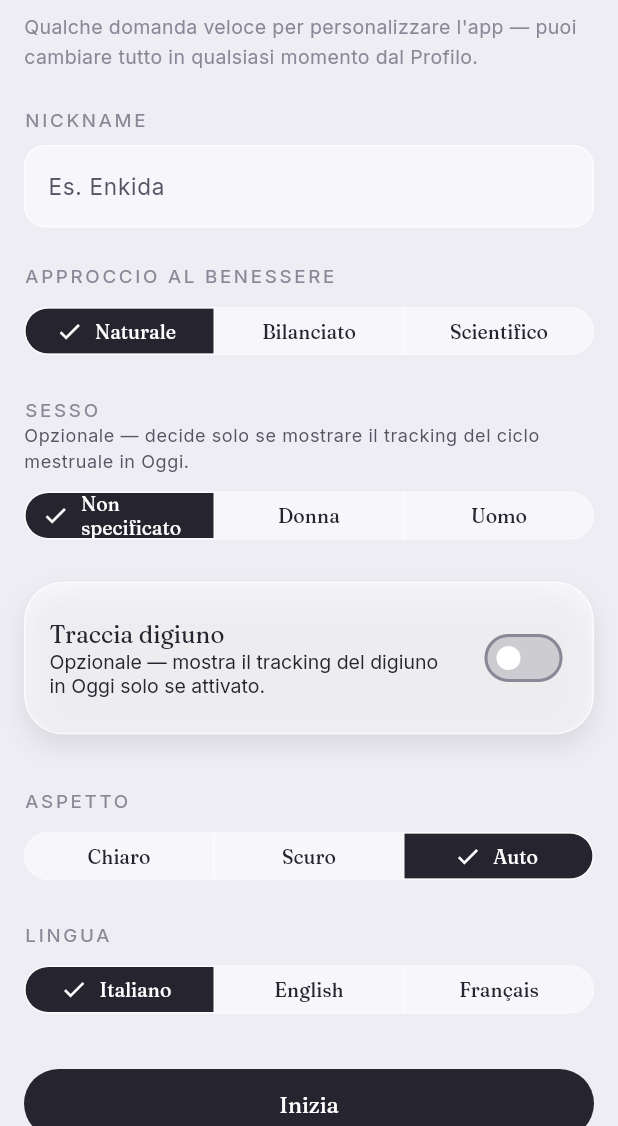
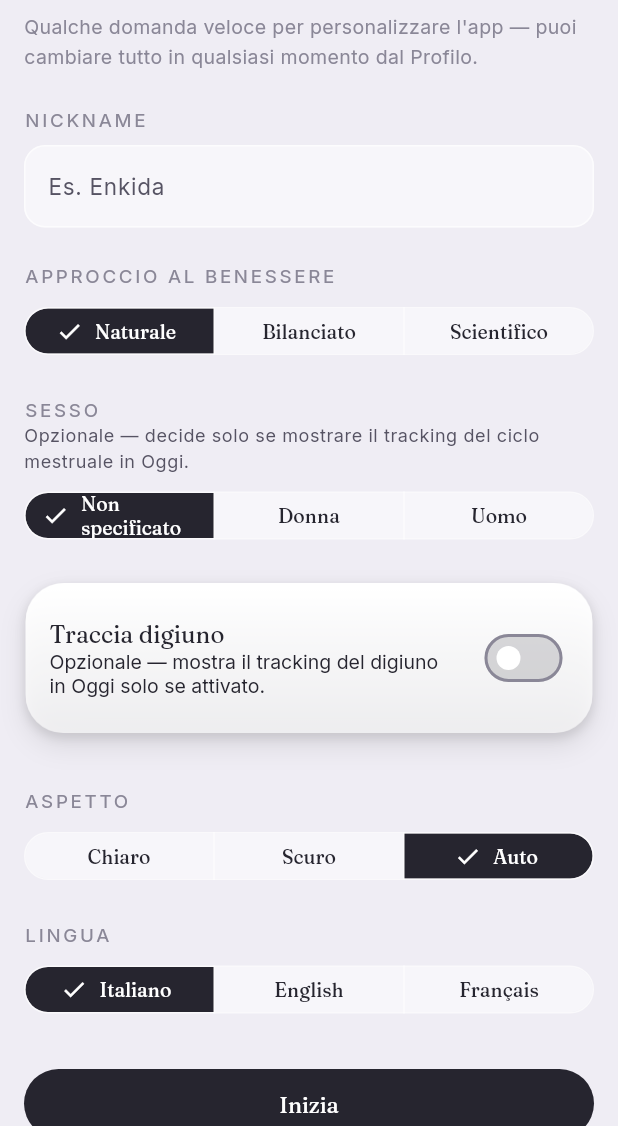
Before and after one commit to enkidaa/pura, a Flutter app: the screen it shows once a user with an empty profile is signed in, after a tap on "Naturale", on a phone screen of 412 x 824 dp, the part 110-1236 px from its top. Run offline on Flutter 3.47's test engine with Material 3 defaults, Android fonts, the phone set to English and light mode, and no system bars; our stand-ins replace file_picker, flutter_local_notifications, image_picker, supabase_flutter, timezone; missing offline and left inert: health; accounts and stored records are empty; network calls fail.

Commit message:
Restyle the Ritual orbit as a quiet solar system, tone down AppCard's glass look
The orbit dots are now flat minimal "planets" — thin rim, soft glow only
once completed, no gradient body or glossy highlight — around a genuine
orbit path (a thin static ring) and a softly glowing center, instead of
looking like a cluster of bubbles. AppCard keeps a restrained gradient
rim and two-layer shadow for depth but drops the corner sheen and side
highlights that read as glass-bubble rather than elegant. Everything is
still static gradients/shadows — no blur, no looping animation, so this
costs nothing extra per frame over what was already there.

Co-Authored-By: Claude Sonnet 5 <noreply@anthropic.com>

```diff
--- a/lib/widgets/app_card.dart
+++ b/lib/widgets/app_card.dart
@@ -14,6 +14,13 @@ import '../app_theme.dart';
 /// after cutting most instances down — removing it outright is what
 /// actually fixed it. [blur] is kept as a no-op parameter so existing call
 /// sites don't need touching.
+///
+/// The depth cue is restrained on purpose: a gradient rim (brighter along
+/// the top, like an edge catching light from above) plus a two-layer
+/// shadow (a tight contact shadow and a softer ambient one). No corner
+/// sheen, no glossy highlights — those read as a glass bubble, not the
+/// precise/quiet feel this app wants. All static gradients/shadows, no
+/// blur, no animation — costs nothing extra per frame over a flat card.
 class AppCard extends StatelessWidget {
   const AppCard({
     super.key,
@@ -36,6 +43,9 @@ class AppCard extends StatelessWidget {
     final tokens = Theme.of(context).extension<CircadianTokens>()!;
     const radius = 26.0;
 
+    final rimColor = scheme.outlineVariant;
+    final rimAlpha = tokens.borderAlpha;
+
     // RepaintBoundary: this card is almost always one of several siblings
     // in a scrolling list. Without its own layer, every card repaints
     // whenever any one of them does (Flutter repaints per-layer, not
@@ -47,6 +57,14 @@ class AppCard extends StatelessWidget {
         decoration: BoxDecoration(
           borderRadius: BorderRadius.circular(radius),
           boxShadow: [
+            // Tight contact shadow — grounds the card against the surface
+            // right beneath it.
+            BoxShadow(
+              color: tokens.shadowColor,
+              blurRadius: tokens.shadowBlur * 0.35,
+              offset: Offset(0, tokens.shadowOffsetY * 0.3),
+            ),
+            // Original soft ambient shadow — further and more diffuse.
             BoxShadow(
               color: tokens.shadowColor,
               blurRadius: tokens.shadowBlur,
@@ -54,20 +72,31 @@ class AppCard extends StatelessWidget {
             ),
           ],
         ),
+        // A slim gradient rim (brighter along the top, fading toward the
+        // bottom) is the only "edge catching light" cue — kept subtle.
+        padding: const EdgeInsets.all(1),
+        child: DecoratedBox(
+          decoration: BoxDecoration(
+            borderRadius: BorderRadius.circular(radius),
+            gradient: LinearGradient(
+              begin: Alignment.topCenter,
+              end: Alignment.bottomCenter,
+              colors: [
+                rimColor.withValues(alpha: (rimAlpha * 1.6).clamp(0.0, 1.0)),
+                rimColor.withValues(alpha: rimAlpha * 0.5),
+              ],
+            ),
+          ),
           child: ClipRRect(
-          borderRadius: BorderRadius.circular(radius),
+            borderRadius: BorderRadius.circular(radius - 1),
             child: Container(
               padding: padding,
               decoration: BoxDecoration(
                 color: gradient == null ? scheme.surface.withValues(alpha: tokens.surfaceAlpha) : null,
                 gradient: gradient,
-              borderRadius: BorderRadius.circular(radius),
-              border: Border.all(
-                color: scheme.outlineVariant.withValues(alpha: tokens.borderAlpha),
-                width: 1,
-              ),
               ),
               child: child,
+            ),
           ),
         ),
       ),
--- a/lib/widgets/ritual_orbit.dart
+++ b/lib/widgets/ritual_orbit.dart
@@ -17,9 +17,12 @@ const _shortLabels = {
 };
 
 /// The "Ritual" — a circular pick of the day's routine steps around a
-/// center completion ring, replacing a plain checklist. Tap opens the
+/// center completion ring, styled like a small solar system: a thin
+/// orbit path, a glowing center, quiet minimal planets. Tap opens the
 /// step's detail screen; double-tap is a quick done/undo shortcut that
-/// doesn't leave the orbit. Calm and quiet on purpose: no bounce.
+/// doesn't leave the orbit. Calm and quiet on purpose: no bounce on the
+/// wheel itself — the only motion is the deliberate drag-to-rotate and the
+/// bounded tap-scale on each planet, never a continuous/looping animation.
 ///
 /// [outOfBudgetIds] marks steps that don't fit today's time budget — they
 /// stay on the wheel at the same fixed spacing as everything else (branch
@@ -57,9 +60,7 @@ class _RitualOrbitState extends State<RitualOrbit> {
     final tokens = Theme.of(context).extension<CircadianTokens>()!;
     final theme = Theme.of(context);
     final strings = AppStrings.of(context);
-    final doneCount = steps
-        .where((s) => widget.completedIds.contains(s.id))
-        .length;
+    final doneCount = steps.where((s) => widget.completedIds.contains(s.id)).length;
 
     return Column(
       children: [
@@ -74,56 +75,59 @@ class _RitualOrbitState extends State<RitualOrbit> {
             child: Stack(
               alignment: Alignment.center,
               children: [
+                // Orbit path — a thin static ring at the planets' own
+                // radius, the visual thread that ties them to the center.
+                Container(
+                  width: 244,
+                  height: 244,
+                  decoration: BoxDecoration(
+                    shape: BoxShape.circle,
+                    border: Border.all(color: tokens.hairline, width: 1),
+                  ),
+                ),
                 ...List.generate(steps.length, (i) {
                   final angle =
-                      (i * (360 / steps.length) - 90) * math.pi / 180 +
-                      _rotation;
+                      (i * (360 / steps.length) - 90) * math.pi / 180 + _rotation;
                   const radius = 122.0;
                   final entry = steps[i];
                   final on = widget.completedIds.contains(entry.id);
                   final outOfBudget = widget.outOfBudgetIds.contains(entry.id);
                   return Positioned(
-                    left: 160 + radius * math.cos(angle) - 35,
-                    top: 160 + radius * math.sin(angle) - 35,
+                    left: 160 + radius * math.cos(angle) - 32,
+                    top: 160 + radius * math.sin(angle) - 32,
                     child: Opacity(
                       opacity: outOfBudget ? 0.4 : 1.0,
-                      child: GestureDetector(
+                      child: _OrbitPlanet(
+                        label: _shortLabels[entry.id] ?? entry.title.split(' ').first,
+                        on: on,
                         onTap: () => widget.onOpenDetail(entry),
                         onDoubleTap: () => widget.onToggle(entry),
-                        child: Container(
-                          width: 70,
-                          height: 70,
-                          alignment: Alignment.center,
-                          decoration: BoxDecoration(
-                            shape: BoxShape.circle,
-                            color: on
-                                ? tokens.accent2.withValues(alpha: 0.22)
-                                : scheme.surface.withValues(
-                                    alpha: tokens.surfaceAlpha * 0.7,
-                                  ),
-                            border: Border.all(
-                              color: scheme.outlineVariant.withValues(
-                                alpha: tokens.borderAlpha * 0.8,
-                              ),
-                            ),
-                          ),
-                          child: Text(
-                            _shortLabels[entry.id] ??
-                                entry.title.split(' ').first,
-                            textAlign: TextAlign.center,
-                            style: TextStyle(
-                              fontFamily: 'Inter',
-                              fontSize: 13,
-                              color: on
-                                  ? scheme.onSurfaceVariant
-                                  : scheme.outline,
-                            ),
-                          ),
-                        ),
                       ),
                     ),
                   );
                 }),
+                // Center glow — a soft halo behind the ring, the wheel's
+                // own quiet "star" rather than a flat panel.
+                Container(
+                  width: 118,
+                  height: 118,
+                  decoration: BoxDecoration(
+                    shape: BoxShape.circle,
+                    color: scheme.surface.withValues(alpha: tokens.surfaceAlpha * 0.55),
+                    boxShadow: [
+                      BoxShadow(
+                        color: scheme.primary.withValues(alpha: 0.16),
+                        blurRadius: 36,
+                        spreadRadius: 2,
+                      ),
+                      BoxShadow(
+                        color: tokens.shadowColor,
+                        blurRadius: tokens.shadowBlur * 0.5,
+                        offset: Offset(0, tokens.shadowOffsetY * 0.3),
+                      ),
+                    ],
+                  ),
+                ),
                 SizedBox(
                   width: 140,
                   height: 140,
@@ -145,19 +149,13 @@ class _RitualOrbitState extends State<RitualOrbit> {
                                 TextSpan(
                                   text: '/${steps.length}',
                                   style: theme.textTheme.headlineMedium
-                                      ?.copyWith(
-                                        fontSize: 15,
-                                        color: scheme.outline,
-                                      ),
+                                      ?.copyWith(fontSize: 15, color: scheme.outline),
                                 ),
                               ],
                             ),
                           ),
                           const SizedBox(height: 2),
-                          Text(
-                            strings.completi,
-                            style: theme.textTheme.labelSmall,
-                          ),
+                          Text(strings.completi, style: theme.textTheme.labelSmall),
                         ],
                       ),
                     ),
@@ -186,12 +184,96 @@ class _RitualOrbitState extends State<RitualOrbit> {
   }
 }
 
+/// A single orbit "planet" — a flat, minimal disc with a thin rim, quiet
+/// by default and lit by a soft outer glow (not a bright fill) once done.
+/// No gradient body, no glossy highlight — restrained on purpose, so the
+/// wheel reads as precise/futuristic rather than glassy. All static
+/// shadows, no blur filter and no looping animation; the only motion is a
+/// bounded scale-down on tap-press, released the moment the finger lifts.
+class _OrbitPlanet extends StatefulWidget {
+  const _OrbitPlanet({
+    required this.label,
+    required this.on,
+    required this.onTap,
+    required this.onDoubleTap,
+  });
+
+  final String label;
+  final bool on;
+  final VoidCallback onTap;
+  final VoidCallback onDoubleTap;
+
+  @override
+  State<_OrbitPlanet> createState() => _OrbitPlanetState();
+}
+
+class _OrbitPlanetState extends State<_OrbitPlanet> {
+  bool _pressed = false;
+
+  void _setPressed(bool value) {
+    if (_pressed != value) setState(() => _pressed = value);
+  }
+
+  @override
+  Widget build(BuildContext context) {
+    final scheme = Theme.of(context).colorScheme;
+    final tokens = Theme.of(context).extension<CircadianTokens>()!;
+
+    final fill = widget.on
+        ? tokens.accent2.withValues(alpha: 0.16)
+        : scheme.surface.withValues(alpha: tokens.surfaceAlpha * 0.7);
+    final rimColor = widget.on
+        ? scheme.primary.withValues(alpha: 0.55)
+        : scheme.outlineVariant.withValues(alpha: tokens.borderAlpha * 0.8);
+
+    return GestureDetector(
+      onTap: widget.onTap,
+      onDoubleTap: widget.onDoubleTap,
+      onTapDown: (_) => _setPressed(true),
+      onTapUp: (_) => _setPressed(false),
+      onTapCancel: () => _setPressed(false),
+      child: AnimatedScale(
+        scale: _pressed ? 0.94 : 1.0,
+        duration: const Duration(milliseconds: 120),
+        curve: Curves.easeOut,
+        child: Container(
+          width: 64,
+          height: 64,
+          alignment: Alignment.center,
+          decoration: BoxDecoration(
+            shape: BoxShape.circle,
+            color: fill,
+            border: Border.all(color: rimColor, width: 1),
+            boxShadow: [
+              if (widget.on)
+                BoxShadow(color: scheme.primary.withValues(alpha: 0.22), blurRadius: 16, spreadRadius: 0.5),
+              BoxShadow(
+                color: tokens.shadowColor,
+                blurRadius: tokens.shadowBlur * 0.4,
+                offset: Offset(0, tokens.shadowOffsetY * 0.3),
+              ),
+            ],
+          ),
+          child: Padding(
+            padding: const EdgeInsets.symmetric(horizontal: 6),
+            child: Text(
+              widget.label,
+              textAlign: TextAlign.center,
+              style: TextStyle(
+                fontFamily: 'Inter',
+                fontSize: 12.5,
+                color: widget.on ? scheme.onSurfaceVariant : scheme.outline,
+              ),
+            ),
+          ),
+        ),
+      ),
+    );
+  }
+}
+
 class _RingPainter extends CustomPainter {
-  const _RingPainter({
-    required this.progress,
-    required this.track,
-    required this.arc,
-  });
+  const _RingPainter({required this.progress, required this.track, required this.arc});
 
   final double progress;
   final Color track;
@@ -225,8 +307,6 @@ class _RingPainter extends CustomPainter {
 
   @override
   bool shouldRepaint(covariant _RingPainter oldDelegate) {
-    return oldDelegate.progress != progress ||
-        oldDelegate.track != track ||
-        oldDelegate.arc != arc;
+    return oldDelegate.progress != progress || oldDelegate.track != track || oldDelegate.arc != arc;
   }
 }
```
Lines whose indentation alone changed are shown as unchanged.
